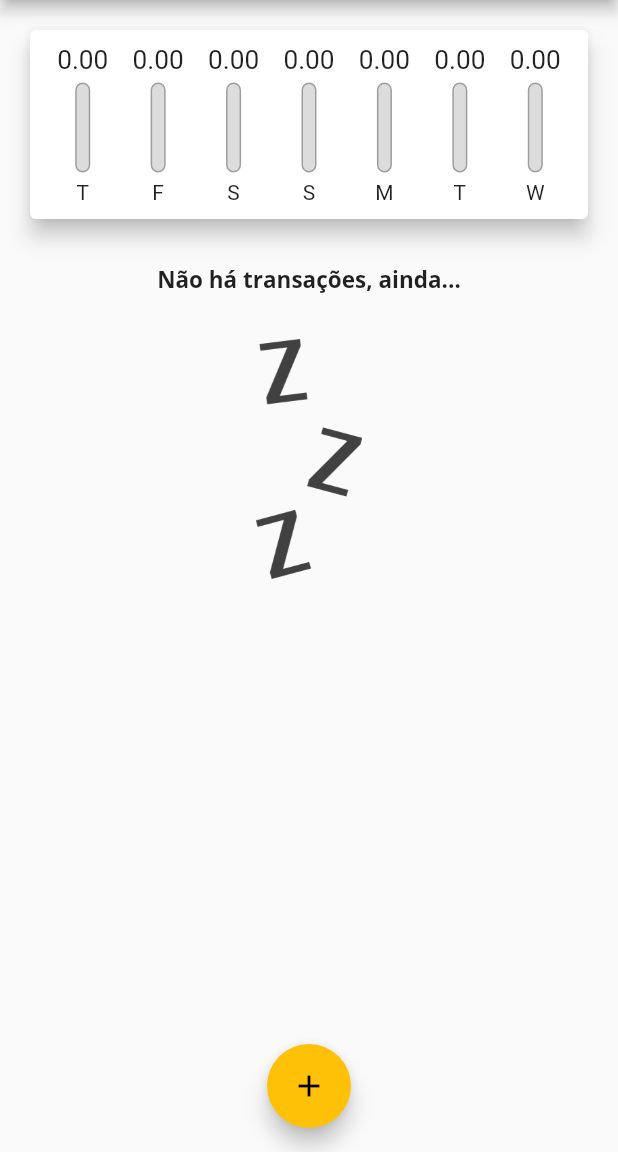
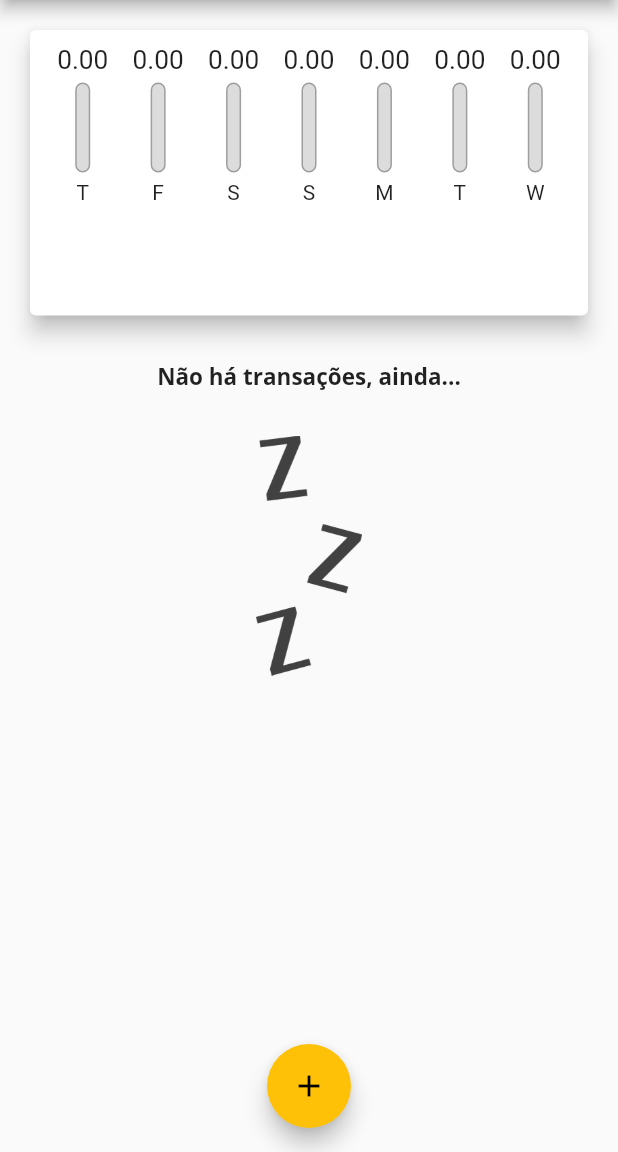
Before and after one commit to jady-sm-godoi/flutter_first_project, a Flutter app: the screen it shows after launch, on a phone screen of 412 x 824 dp, the part 84-1236 px from its top. Run offline on Flutter 3.47's test engine with Material 2 defaults, Android fonts, the phone set to English and light mode, and no system bars.

Commit message:
mediaquery_textscalefactor

```diff
--- a/lib/components/transactions_list.dart
+++ b/lib/components/transactions_list.dart
@@ -49,7 +49,12 @@ class TransactionsList extends StatelessWidget {
                         child: Padding(
                           padding: const EdgeInsets.all(10.0),
                           child: FittedBox(
-                            child: Text('R\$${tr.value}'),
+                            child: Text(
+                              'R\$${tr.value}',
+                              style: TextStyle(
+                                  fontSize: 16 *
+                                      MediaQuery.of(context).textScaleFactor),
+                            ),
                           ),
                         ),
                       ),
--- a/lib/main.dart
+++ b/lib/main.dart
@@ -105,8 +105,7 @@ class _MyHomePageState extends State<MyHomePage> {
 
   @override
   Widget build(BuildContext context) {
-    return Scaffold(
-      appBar: AppBar(
+    final appBar = AppBar(
       title: Text(
         'My Expenses',
       ),
@@ -116,22 +115,29 @@ class _MyHomePageState extends State<MyHomePage> {
           icon: Icon(Icons.add),
         ),
       ],
-      ),
+    );
+
+    final availableHeight = MediaQuery.of(context).size.height -
+        appBar.preferredSize.height -
+        MediaQuery.of(context).padding.top;
+
+    return Scaffold(
+      appBar: appBar,
       body: SingleChildScrollView(
         child: Column(
           // mainAxisAlignment: MainAxisAlignment.spaceAround,
           crossAxisAlignment: CrossAxisAlignment.stretch,
           children: [
             Container(
-                width: double.infinity,
-                child: Chart(recentTransaction: _recentTransactions)),
-            Column(
-              children: [
-                TransactionsList(
+              height: availableHeight * 0.3,
+              child: Chart(recentTransaction: _recentTransactions),
+            ),
+            Container(
+              height: availableHeight * 0.7,
+              child: TransactionsList(
                 transactions: _transactions,
                 onRemove: _removeTransaction,
               ),
-              ],
             ),
           ],
         ),
```
Lines whose indentation alone changed are shown as unchanged.
